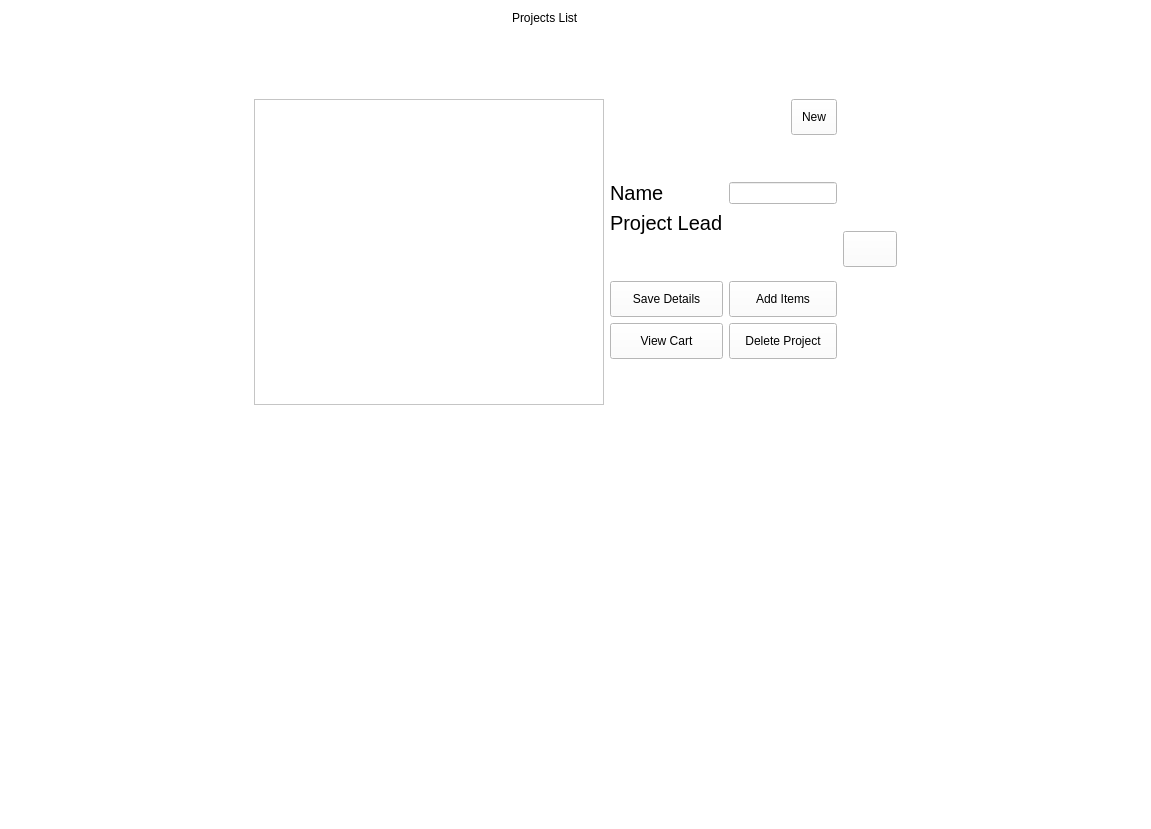
Above: projectsBrowser.ui from arc-bphc/sims-gui before the change. Below: the same form after it.
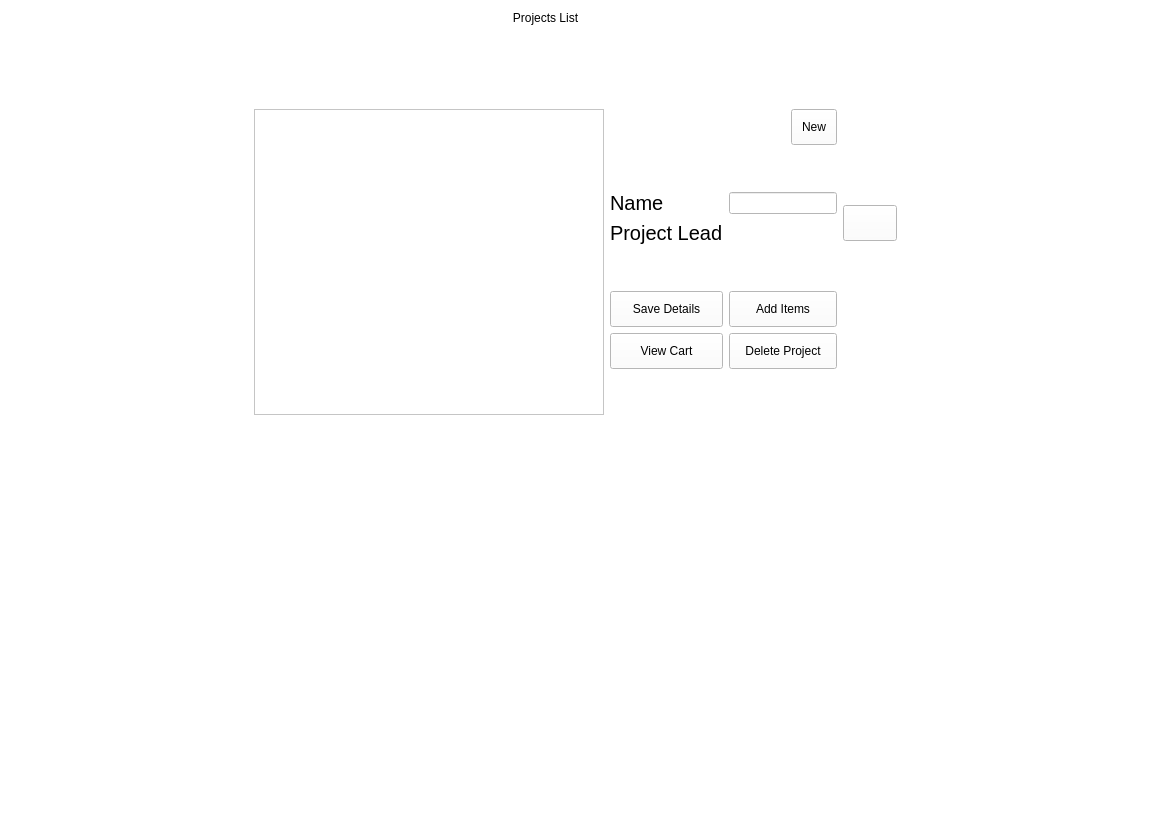
That is the form after the change. Icons and pictures are not drawn.

Patch:
```diff
--- a/projectsBrowser.ui
+++ b/projectsBrowser.ui
@@ -25,45 +25,9 @@
 </string>
   </property>
   <layout class="QGridLayout" name="gridLayout_3">
-   <item row="0" column="0">
-    <spacer name="horizontalSpacer_2">
-     <property name="orientation">
-      <enum>Qt::Horizontal</enum>
-     </property>
-     <property name="sizeHint" stdset="0">
-      <size>
-       <width>40</width>
-       <height>20</height>
-      </size>
-     </property>
-    </spacer>
-   </item>
-   <item row="0" column="2">
-    <spacer name="horizontalSpacer_3">
-     <property name="orientation">
-      <enum>Qt::Horizontal</enum>
-     </property>
-     <property name="sizeHint" stdset="0">
-      <size>
-       <width>40</width>
-       <height>20</height>
-      </size>
-     </property>
-    </spacer>
-   </item>
-   <item row="0" column="1">
+   <item row="1" column="1">
     <layout class="QGridLayout" name="gridLayout">
-     <item row="1" column="0" colspan="4" alignment="Qt::AlignHCenter">
-      <widget class="QLabel" name="label">
-       <property name="styleSheet">
-        <string notr="true">font: 24pt &quot;Noto Sans&quot;;</string>
-       </property>
-       <property name="text">
-        <string>Projects List</string>
-       </property>
-      </widget>
-     </item>
-     <item row="3" column="2" colspan="2">
+     <item row="2" column="2" colspan="2">
       <layout class="QGridLayout" name="gridLayout_2">
        <property name="sizeConstraint">
         <enum>QLayout::SetFixedSize</enum>
@@ -246,20 +210,7 @@
        </item>
       </layout>
      </item>
-     <item row="2" column="0" colspan="4">
-      <spacer name="verticalSpacer">
-       <property name="orientation">
-        <enum>Qt::Vertical</enum>
-       </property>
-       <property name="sizeHint" stdset="0">
-        <size>
-         <width>20</width>
-         <height>40</height>
-        </size>
-       </property>
-      </spacer>
-     </item>
-     <item row="3" column="0" rowspan="2" colspan="2">
+     <item row="2" column="0" rowspan="2" colspan="2">
       <widget class="QListView" name="userView">
        <property name="minimumSize">
         <size>
@@ -275,39 +226,35 @@
        </property>
       </widget>
      </item>
-     <item row="3" column="4">
-      <widget class="QPushButton" name="pushButton">
-       <property name="focusPolicy">
-        <enum>Qt::NoFocus</enum>
+     <item row="1" column="0" colspan="4">
+      <spacer name="verticalSpacer">
+       <property name="orientation">
+        <enum>Qt::Vertical</enum>
        </property>
-       <property name="contextMenuPolicy">
-        <enum>Qt::NoContextMenu</enum>
+       <property name="sizeHint" stdset="0">
+        <size>
+         <width>20</width>
+         <height>40</height>
+        </size>
        </property>
-       <property name="text">
-        <string/>
-       </property>
-       <property name="icon">
-        <iconset>
-         <normaloff>images/usernew.png</normaloff>images/usernew.png</iconset>
-       </property>
-       <property name="checkable">
-        <bool>true</bool>
-       </property>
-      </widget>
+      </spacer>
      </item>
     </layout>
    </item>
-   <item row="1" column="1">
-    <widget class="QLabel" name="status">
-     <property name="text">
-      <string/>
+   <item row="1" column="3">
+    <spacer name="horizontalSpacer_3">
+     <property name="orientation">
+      <enum>Qt::Horizontal</enum>
      </property>
-     <property name="alignment">
-      <set>Qt::AlignCenter</set>
+     <property name="sizeHint" stdset="0">
+      <size>
+       <width>40</width>
+       <height>20</height>
+      </size>
      </property>
-    </widget>
+    </spacer>
    </item>
-   <item row="3" column="1">
+   <item row="4" column="1">
     <spacer name="verticalSpacer_4">
      <property name="orientation">
       <enum>Qt::Vertical</enum>
@@ -320,6 +267,62 @@
      </property>
     </spacer>
    </item>
+   <item row="1" column="0">
+    <spacer name="horizontalSpacer_2">
+     <property name="orientation">
+      <enum>Qt::Horizontal</enum>
+     </property>
+     <property name="sizeHint" stdset="0">
+      <size>
+       <width>40</width>
+       <height>20</height>
+      </size>
+     </property>
+    </spacer>
+   </item>
+   <item row="2" column="1">
+    <widget class="QLabel" name="status">
+     <property name="text">
+      <string/>
+     </property>
+     <property name="alignment">
+      <set>Qt::AlignCenter</set>
+     </property>
+    </widget>
+   </item>
+   <item row="1" column="2">
+    <widget class="QPushButton" name="pushButton">
+     <property name="focusPolicy">
+      <enum>Qt::NoFocus</enum>
+     </property>
+     <property name="contextMenuPolicy">
+      <enum>Qt::NoContextMenu</enum>
+     </property>
+     <property name="text">
+      <string/>
+     </property>
+     <property name="icon">
+      <iconset>
+       <normaloff>images/usernew.png</normaloff>images/usernew.png</iconset>
+     </property>
+     <property name="checkable">
+      <bool>true</bool>
+     </property>
+    </widget>
+   </item>
+   <item row="0" column="1">
+    <widget class="QLabel" name="label">
+     <property name="styleSheet">
+      <string notr="true">font: 24pt &quot;Noto Sans&quot;;</string>
+     </property>
+     <property name="text">
+      <string>Projects List</string>
+     </property>
+     <property name="alignment">
+      <set>Qt::AlignCenter</set>
+     </property>
+    </widget>
+   </item>
   </layout>
  </widget>
  <resources/>
```
